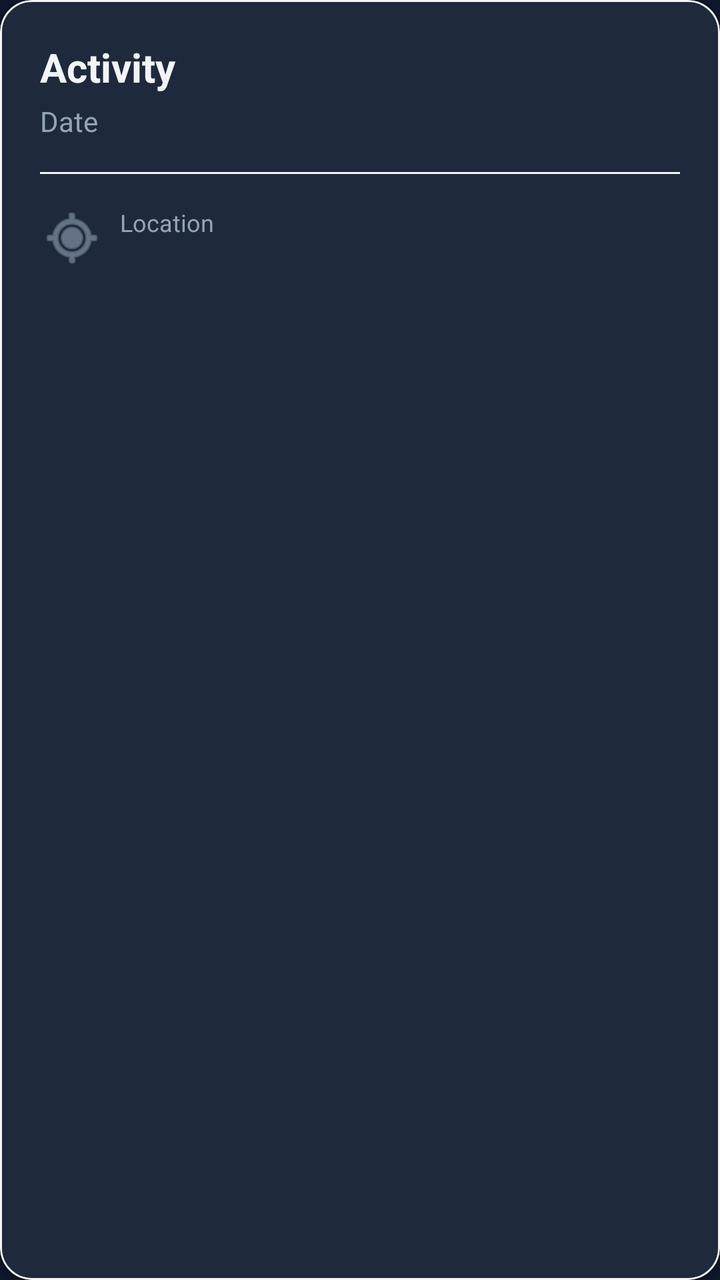
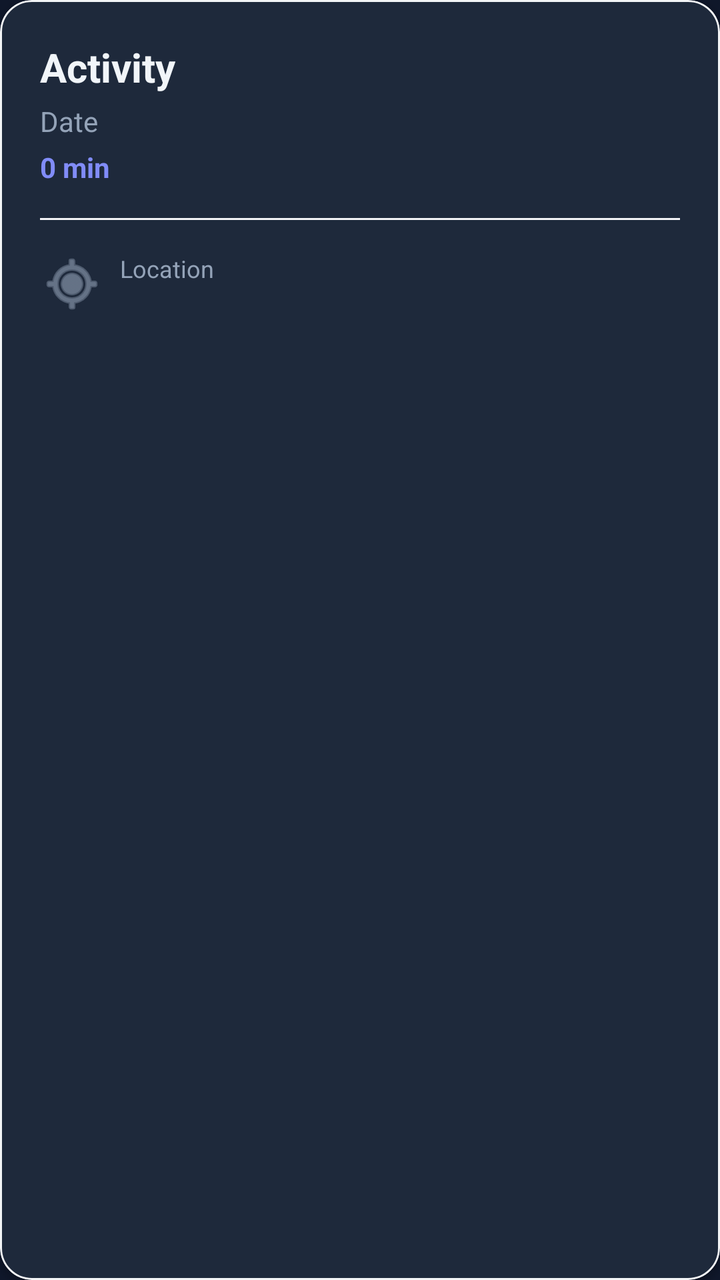

Screens rendered from an Android XML layout before and after an edit, with the pre-edit source and the edit as a unified diff.
<!-- AndroidManifest.xml: application theme Theme.MobileSE -->
<!-- res/layout/item_activity.xml -->
<?xml version="1.0" encoding="utf-8"?>
<com.google.android.material.card.MaterialCardView xmlns:android="http://schemas.android.com/apk/res/android"
    xmlns:app="http://schemas.android.com/apk/res-auto"
    android:layout_width="match_parent"
    android:layout_height="wrap_content"
    android:layout_marginBottom="16dp"
    app:cardCornerRadius="16dp"
    app:cardElevation="2dp"
    app:strokeWidth="1dp"
    app:strokeColor="#F3F4F6">

    <LinearLayout
        android:layout_width="match_parent"
        android:layout_height="wrap_content"
        android:orientation="vertical">

        <ImageView
            android:id="@+id/ivActivityPhoto"
            android:layout_width="match_parent"
            android:layout_height="200dp"
            android:scaleType="centerCrop"
            android:visibility="gone"
            android:background="#F3F4F6" />

        <LinearLayout
            android:layout_width="match_parent"
            android:layout_height="wrap_content"
            android:orientation="vertical"
            android:padding="20dp">

            <TextView
                android:id="@+id/tvActivitySport"
                android:layout_width="wrap_content"
                android:layout_height="wrap_content"
                android:text="Activity"
                android:textSize="20sp"
                android:textStyle="bold"
                android:textColor="@color/text_main" />

            <TextView
                android:id="@+id/tvActivityDate"
                android:layout_width="wrap_content"
                android:layout_height="wrap_content"
                android:text="Date"
                android:textSize="14sp"
                android:textColor="@color/text_secondary"
                android:layout_marginTop="4dp" />

            <View
                android:layout_width="match_parent"
                android:layout_height="1dp"
                android:background="#F3F4F6"
                android:layout_marginTop="16dp"
                android:layout_marginBottom="16dp" />

            <TextView
                android:id="@+id/tvActivityLocation"
                android:layout_width="wrap_content"
                android:layout_height="wrap_content"
                android:text="Location"
                android:textSize="12sp"
                android:textColor="@color/text_secondary"
                android:drawablePadding="8dp"
                app:drawableStartCompat="@android:drawable/ic_menu_mylocation"
                app:drawableTint="@color/text_secondary" />
        </LinearLayout>
    </LinearLayout>
</com.google.android.material.card.MaterialCardView>
<!-- resources referenced by this layout -->
<resources>
  <color name="text_main">#F1F5F9</color>
  <color name="text_secondary">#94A3B8</color>
  <style name="Theme.MobileSE" parent="Base.Theme.MobileSE" />
  <style name="Base.Theme.MobileSE" parent="Theme.MaterialComponents.NoActionBar">
          
          <item name="colorPrimary">@color/primary</item>
          <item name="colorPrimaryVariant">@color/primary_dark</item>
          <item name="colorOnPrimary">@color/background</item>
          
          <item name="colorSecondary">@color/accent</item>
          <item name="colorSecondaryVariant">@color/accent</item>
          <item name="colorOnSecondary">@color/background</item>
          
          <item name="android:statusBarColor">@color/background</item>
          <item name="android:windowLightStatusBar">false</item>
          
          <item name="android:windowBackground">@color/background</item>
  
          
          <item name="android:textColorPrimary">@color/text_main</item>
          <item name="android:textColorSecondary">@color/text_secondary</item>
  
          
          <item name="materialCardViewStyle">@style/Widget.App.CardView</item>
      </style>
  <color name="primary">#818CF8</color>
  <color name="primary_dark">#6366F1</color>
  <color name="background">#0F172A</color>
  <color name="accent">#34D399</color>
  <style name="Widget.App.CardView" parent="Widget.MaterialComponents.CardView">
          <item name="cardBackgroundColor">@color/surface</item>
          <item name="cardElevation">2dp</item>
          <item name="shapeAppearanceOverlay">@style/ShapeAppearance.App.MediumComponent</item>
      </style>
  <color name="surface">#1E293B</color>
  <style name="ShapeAppearance.App.MediumComponent" parent="ShapeAppearance.MaterialComponents.MediumComponent">
          <item name="cornerFamily">rounded</item>
          <item name="cornerSize">16dp</item>
      </style>
</resources>

<!-- the commit's change to res/layout/item_activity.xml (unified diff, before → after) -->
@@ -46,6 +46,16 @@
                 android:textColor="@color/text_secondary"
                 android:layout_marginTop="4dp" />
 
+            <TextView
+                android:id="@+id/tvActivityDuration"
+                android:layout_width="wrap_content"
+                android:layout_height="wrap_content"
+                android:text="0 min"
+                android:textSize="14sp"
+                android:textStyle="bold"
+                android:textColor="@color/primary"
+                android:layout_marginTop="4dp" />
+
             <View
                 android:layout_width="match_parent"
                 android:layout_height="1dp"
